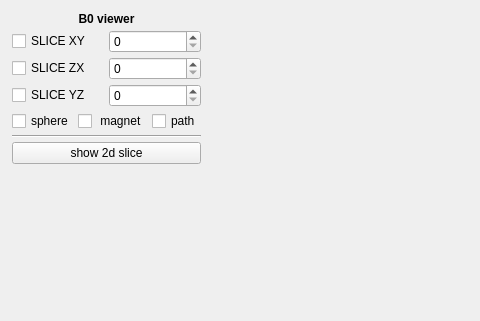
This is Software/COSI2/gui/field_viewer.ui in opensourceimaging/cosi-measure as Qt 5 draws it before an edit; both pictures show x 0 to 480 and y 0 to 321 of the 1335 by 633 pixel window. The edited form follows.
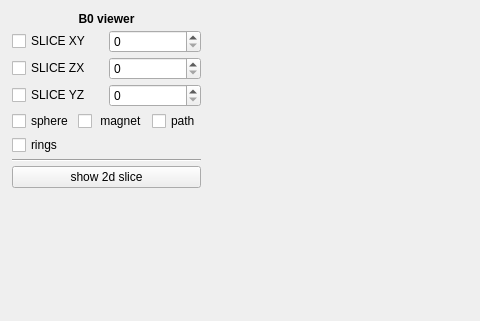
This is the edited form.

Commit message: shim rings plotted at x=0

```diff
--- a/Software/COSI2/gui/field_viewer.ui
+++ b/Software/COSI2/gui/field_viewer.ui
@@ -138,6 +138,17 @@
           </item>
          </layout>
         </item>
+        <item>
+         <layout class="QHBoxLayout" name="horizontalLayout_8">
+          <item>
+           <widget class="QCheckBox" name="ShowRingsCheckBox">
+            <property name="text">
+             <string>rings</string>
+            </property>
+           </widget>
+          </item>
+         </layout>
+        </item>
         <item>
          <widget class="Line" name="line">
           <property name="orientation">
```
The commit also changes 10 other files.
